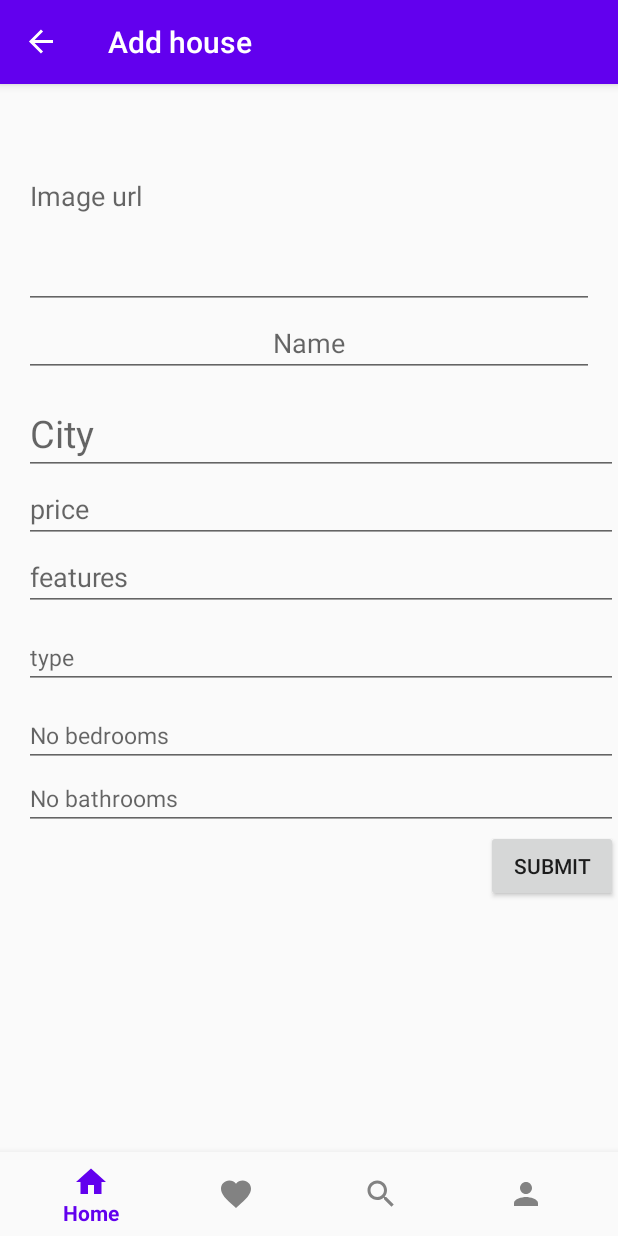
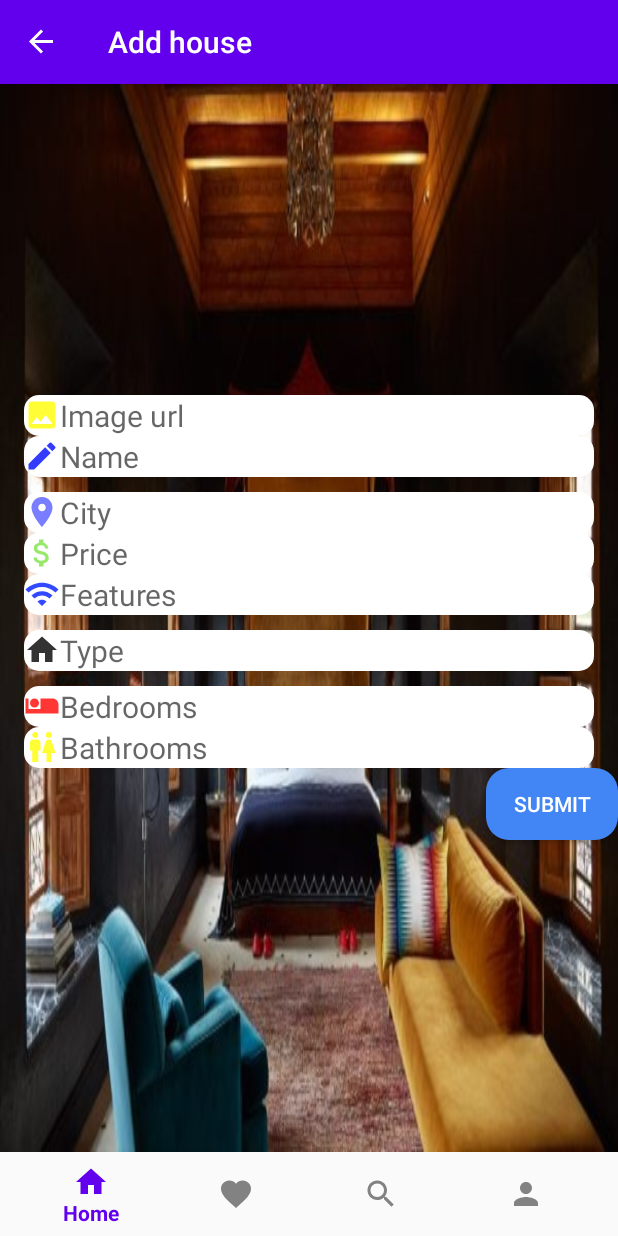
Before and after one commit to tomas99batista/Homies_Marketplace, an Android app: the AddHouseFragment screen opened through its navigation route, on a phone screen of 412 x 824 dp. Run offline under Robolectric (Android 15) with nearby library versions, the phone set to English and light mode, and no system bars; our stand-ins replace navigation-ui; 1 statement that could not run was skipped.

Commit message:
add new house page layout changes

```diff
--- /dev/null
+++ b/android/HomiesMarketPlaceApp/app/src/main/res/drawable-anydpi/ic_features.xml
@@ -0,0 +1,11 @@
+<vector xmlns:android="http://schemas.android.com/apk/res/android"
+    android:width="24dp"
+    android:height="24dp"
+    android:viewportWidth="24"
+    android:viewportHeight="24"
+    android:tint="#001BFF"
+    android:alpha="0.8">
+    <path
+        android:fillColor="#FF000000"
+        android:pathData="M1,9l2,2c4.97,-4.97 13.03,-4.97 18,0l2,-2C16.93,2.93 7.08,2.93 1,9zM9,17l3,3 3,-3c-1.65,-1.66 -4.34,-1.66 -6,0zM5,13l2,2c2.76,-2.76 7.24,-2.76 10,0l2,-2C15.14,9.14 8.87,9.14 5,13z"/>
+</vector>
--- /dev/null
+++ b/android/HomiesMarketPlaceApp/app/src/main/res/drawable-anydpi/ic_image.xml
@@ -0,0 +1,11 @@
+<vector xmlns:android="http://schemas.android.com/apk/res/android"
+    android:width="24dp"
+    android:height="24dp"
+    android:viewportWidth="24"
+    android:viewportHeight="24"
+    android:tint="#FFFC00"
+    android:alpha="0.8">
+    <path
+        android:fillColor="#FF000000"
+        android:pathData="M21,19V5c0,-1.1 -0.9,-2 -2,-2H5c-1.1,0 -2,0.9 -2,2v14c0,1.1 0.9,2 2,2h14c1.1,0 2,-0.9 2,-2zM8.5,13.5l2.5,3.01L14.5,12l4.5,6H5l3.5,-4.5z"/>
+</vector>
--- /dev/null
+++ b/android/HomiesMarketPlaceApp/app/src/main/res/drawable-anydpi/ic_name.xml
@@ -0,0 +1,11 @@
+<vector xmlns:android="http://schemas.android.com/apk/res/android"
+    android:width="24dp"
+    android:height="24dp"
+    android:viewportWidth="24"
+    android:viewportHeight="24"
+    android:tint="#000AFF"
+    android:alpha="0.8">
+    <path
+        android:fillColor="#FF000000"
+        android:pathData="M3,17.25V21h3.75L17.81,9.94l-3.75,-3.75L3,17.25zM20.71,7.04c0.39,-0.39 0.39,-1.02 0,-1.41l-2.34,-2.34c-0.39,-0.39 -1.02,-0.39 -1.41,0l-1.83,1.83 3.75,3.75 1.83,-1.83z"/>
+</vector>
--- a/android/HomiesMarketPlaceApp/app/src/main/res/layout/fragment_add_house.xml
+++ b/android/HomiesMarketPlaceApp/app/src/main/res/layout/fragment_add_house.xml
@@ -1,100 +1,121 @@
 <?xml version="1.0" encoding="utf-8"?>
-<androidx.core.widget.NestedScrollView
+
+<LinearLayout android:orientation="vertical"
     android:layout_width="match_parent"
     android:layout_height="match_parent"
-    android:orientation="vertical"
-    android:fillViewport="true"
+
     xmlns:android="http://schemas.android.com/apk/res/android">
-    <LinearLayout
-        android:orientation="vertical"
-        android:layout_width="match_parent"
-        android:layout_height="wrap_content">
         <LinearLayout
             android:orientation="vertical"
             android:layout_width="match_parent"
-            android:layout_height="wrap_content">
+            android:gravity="center"
+            android:background="@drawable/roomaddhousebackground"
+            android:layout_height="match_parent">
 
             <EditText
                 android:id="@+id/NewplaceImage"
                 android:hint="Image url"
+                android:textSize="20sp"
+                android:background="@drawable/search_edit_text"
+                android:drawableStart="@drawable/ic_image"
                 android:layout_marginStart="16dp"
                 android:layout_marginEnd="16dp"
                 android:layout_width="match_parent"
-                android:layout_height="150dp"
+                android:layout_height="wrap_content"
                 android:scaleType="centerCrop"
                 />
 
             <EditText
                 android:id="@+id/New_place_title"
                 android:hint="Name"
+                android:background="@drawable/search_edit_text"
+                android:drawableStart="@drawable/ic_name"
+                android:textSize="20sp"
                 android:layout_marginStart="16dp"
                 android:layout_marginEnd="16dp"
                 android:layout_width="match_parent"
                 android:layout_height="wrap_content"
-                android:gravity="center"
 
                 />
 
             <EditText
                 android:id="@+id/New_place_city"
                 android:hint="City"
+                android:background="@drawable/search_edit_text"
+                android:drawableStart="@drawable/ic_location"
                 android:layout_width="match_parent"
                 android:layout_marginTop="10dp"
-                android:textSize="25sp"
+                android:textSize="20sp"
                 android:layout_marginStart="16dp"
+                android:layout_marginEnd="16dp"
                 android:gravity="start"
                 android:layout_height="wrap_content"/>
 
             <EditText
                 android:id="@+id/New_place_price"
-                android:hint="price"
+                android:hint="Price"
+                android:background="@drawable/search_edit_text"
+                android:drawableStart="@drawable/ic_price"
                 android:inputType="number"
                 android:layout_width="match_parent"
                 android:layout_marginStart="16dp"
-                android:textSize="18sp"
+                android:layout_marginEnd="16dp"
+                android:textSize="20sp"
                 android:gravity="start"
                 android:layout_height="wrap_content"/>
 
             <EditText
                 android:id="@+id/New_place_features"
-                android:hint="features"
+                android:hint="Features"
+                android:background="@drawable/search_edit_text"
                 android:layout_width="match_parent"
                 android:layout_marginStart="16dp"
-                android:textSize="18sp"
+                android:layout_marginEnd="16dp"
+                android:drawableStart="@drawable/ic_features"
+                android:textSize="20sp"
                 android:gravity="start"
                 android:layout_height="wrap_content"/>
 
             <EditText
                 android:id="@+id/New_place_type"
-                android:hint="type"
+                android:hint="Type"
+                android:background="@drawable/search_edit_text"
                 android:layout_width="match_parent"
                 android:layout_marginStart="16dp"
-                android:textSize="15sp"
+                android:layout_marginEnd="16dp"
+                android:drawableStart="@drawable/ic_house"
+                android:textSize="20sp"
                 android:layout_marginTop="10dp"
                 android:layout_marginBottom="10dp"
                 android:layout_height="wrap_content"/>
             <EditText
                 android:id="@+id/New_place_no_bedrooms"
-                android:hint="No bedrooms"
+                android:hint="Bedrooms"
+                android:background="@drawable/search_edit_text"
+                android:drawableStart="@drawable/ic_bedrooms"
                 android:layout_width="match_parent"
                 android:layout_marginStart="16dp"
-                android:textSize="15sp"
+                android:layout_marginEnd="16dp"
+                android:textSize="20sp"
                 android:layout_height="wrap_content"/>
             <EditText
                 android:id="@+id/New_place_no_bathrooms"
-                android:hint="No bathrooms"
+                android:hint="Bathrooms"
+                android:background="@drawable/search_edit_text"
+                android:drawableStart="@drawable/ic_bathrooms"
+                android:layout_marginEnd="16dp"
                 android:layout_width="match_parent"
                 android:layout_marginStart="16dp"
-                android:textSize="15sp"
+                android:textSize="20sp"
                 android:layout_height="wrap_content"/>
 
             <Button
                 android:id="@+id/submitHouse"
                 android:text="Submit"
+                android:textColor="#fff"
+                android:background="@drawable/button_search_shape"
                 android:layout_gravity="end"
                 android:layout_width="wrap_content"
                 android:layout_height="wrap_content"/>
         </LinearLayout>
-    </LinearLayout>
-
-</androidx.core.widget.NestedScrollView>
+</LinearLayout>
```
Also changed, not shown: android/HomiesMarketPlaceApp/app/src/main/res/drawable-hdpi/ic_features.png (added), android/HomiesMarketPlaceApp/app/src/main/res/drawable-hdpi/ic_image.png (added), android/HomiesMarketPlaceApp/app/src/main/res/drawable-hdpi/ic_name.png (added), android/HomiesMarketPlaceApp/app/src/main/res/drawable-mdpi/ic_features.png (added), android/HomiesMarketPlaceApp/app/src/main/res/drawable-mdpi/ic_image.png (added), android/HomiesMarketPlaceApp/app/src/main/res/drawable-mdpi/ic_name.png (added), android/HomiesMarketPlaceApp/app/src/main/res/drawable-v24/roomaddhousebackground.jpg (added), android/HomiesMarketPlaceApp/app/src/main/res/drawable-xhdpi/ic_features.png (added), android/HomiesMarketPlaceApp/app/src/main/res/drawable-xhdpi/ic_image.png (added), android/HomiesMarketPlaceApp/app/src/main/res/drawable-xhdpi/ic_name.png (added), android/HomiesMarketPlaceApp/app/src/main/res/drawable-xxhdpi/ic_features.png (added), android/HomiesMarketPlaceApp/app/src/main/res/drawable-xxhdpi/ic_image.png (added), android/HomiesMarketPlaceApp/app/src/main/res/drawable-xxhdpi/ic_name.png (added).
